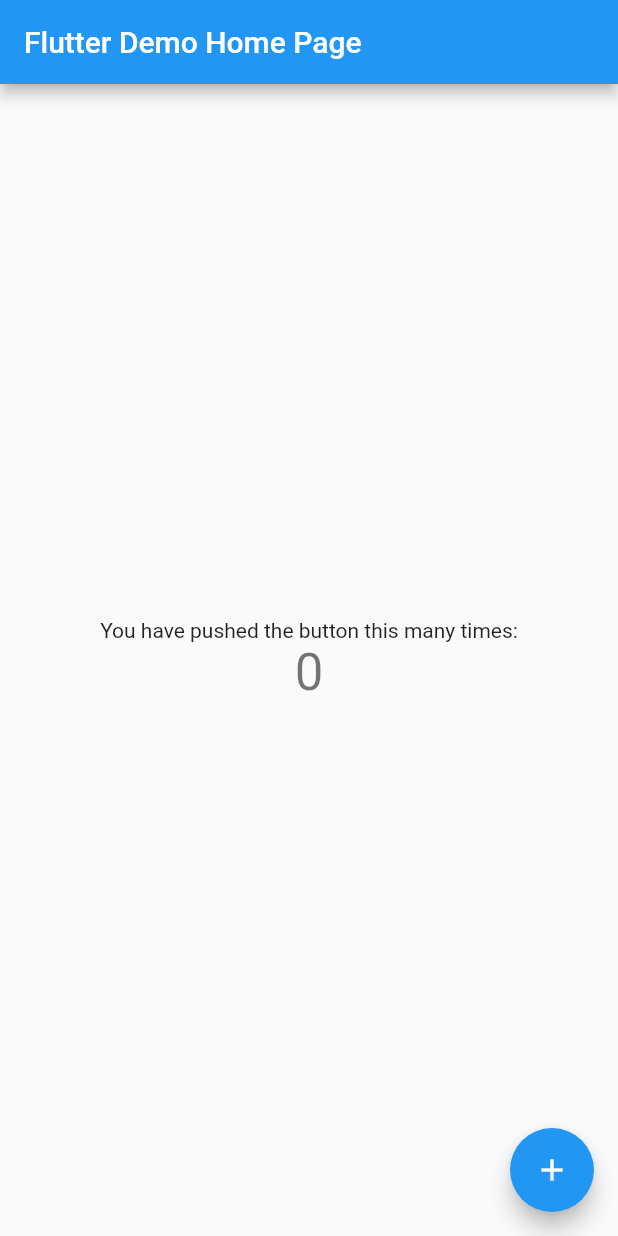
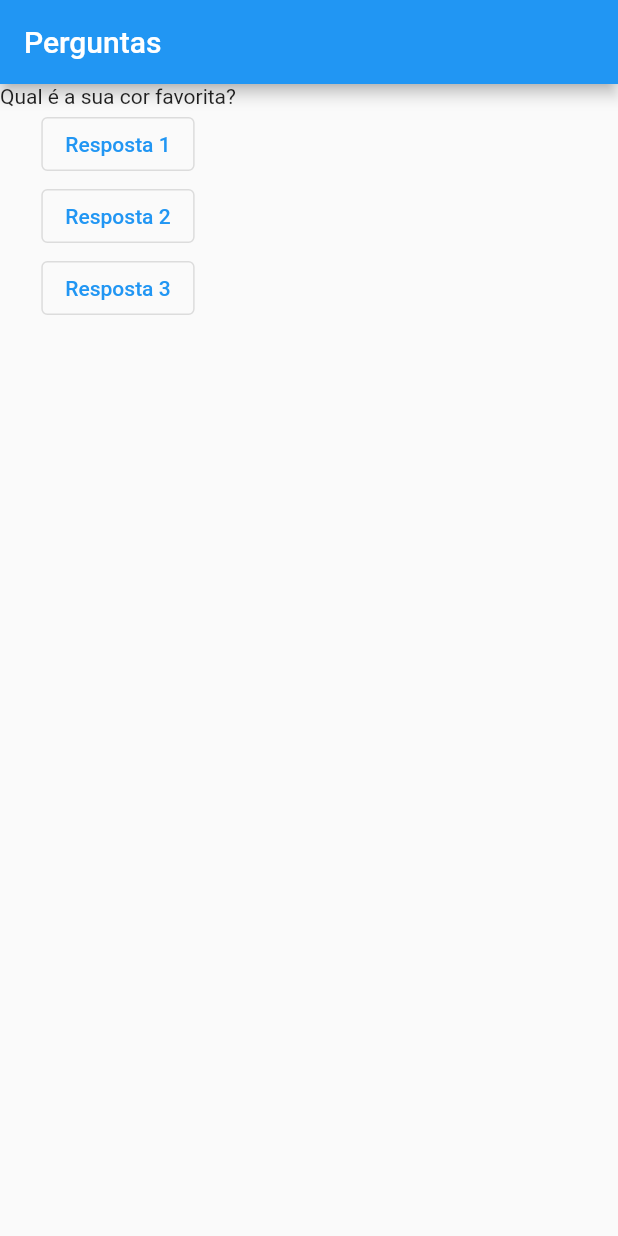
Before and after one commit to CaioAndreta/Flutter, a Flutter app: the screen it shows after launch, on a phone screen of 412 x 824 dp. Run offline on Flutter 3.47's test engine with Material 2 defaults, Android fonts, the phone set to English and light mode, and no system bars.

Commit message:
adição dos botões e perguntas e conversão da página para stateful

```diff
--- a/flutter_crud/lib/main.dart
+++ b/flutter_crud/lib/main.dart
@@ -1,115 +1,49 @@
 import 'package:flutter/material.dart';
 
-void main() {
-  runApp(const MyApp());
+main() {
+  runApp(PerguntaApp());
 }
 
-class MyApp extends StatelessWidget {
-  const MyApp({super.key});
+class PerguntaApp extends StatefulWidget {
+  PerguntaApp({super.key});
 
-  // This widget is the root of your application.
   @override
-  Widget build(BuildContext context) {
-    return MaterialApp(
-      title: 'Flutter Demo',
-      theme: ThemeData(
-        // This is the theme of your application.
-        //
-        // Try running your application with "flutter run". You'll see the
-        // application has a blue toolbar. Then, without quitting the app, try
-        // changing the primarySwatch below to Colors.green and then invoke
-        // "hot reload" (press "r" in the console where you ran "flutter run",
-        // or simply save your changes to "hot reload" in a Flutter IDE).
-        // Notice that the counter didn't reset back to zero; the application
-        // is not restarted.
-        primarySwatch: Colors.blue,
-      ),
-      home: const MyHomePage(title: 'Flutter Demo Home Page'),
-    );
-  }
+  State<PerguntaApp> createState() => _PerguntaAppState();
 }
 
-class MyHomePage extends StatefulWidget {
-  const MyHomePage({super.key, required this.title});
+class _PerguntaAppState extends State<PerguntaApp> {
+  var perguntaSelecionada = 0;
 
-  // This widget is the home page of your application. It is stateful, meaning
-  // that it has a State object (defined below) that contains fields that affect
-  // how it looks.
+  void responder() {
+    setState(() {
+    perguntaSelecionada++;
+    });
 
-  // This class is the configuration for the state. It holds the values (in this
-  // case the title) provided by the parent (in this case the App widget) and
-  // used by the build method of the State. Fields in a Widget subclass are
-  // always marked "final".
-
-  final String title;
-
-  @override
-  State<MyHomePage> createState() => _MyHomePageState();
-}
-
-class _MyHomePageState extends State<MyHomePage> {
-  int _counter = 0;
-
-  void _incrementCounter() {
-    setState(() {
-      // This call to setState tells the Flutter framework that something has
-      // changed in this State, which causes it to rerun the build method below
-      // so that the display can reflect the updated values. If we changed
-      // _counter without calling setState(), then the build method would not be
-      // called again, and so nothing would appear to happen.
-      _counter++;
-    });
+    print(perguntaSelecionada);
   }
 
   @override
   Widget build(BuildContext context) {
-    // This method is rerun every time setState is called, for instance as done
-    // by the _incrementCounter method above.
-    //
-    // The Flutter framework has been optimized to make rerunning build methods
-    // fast, so that you can just rebuild anything that needs updating rather
-    // than having to individually change instances of widgets.
-    return Scaffold(
-      appBar: AppBar(
-        // Here we take the value from the MyHomePage object that was created by
-        // the App.build method, and use it to set our appbar title.
-        title: Text(widget.title),
-      ),
-      body: Center(
-        // Center is a layout widget. It takes a single child and positions it
-        // in the middle of the parent.
-        child: Column(
-          // Column is also a layout widget. It takes a list of children and
-          // arranges them vertically. By default, it sizes itself to fit its
-          // children horizontally, and tries to be as tall as its parent.
-          //
-          // Invoke "debug painting" (press "p" in the console, choose the
-          // "Toggle Debug Paint" action from the Flutter Inspector in Android
-          // Studio, or the "Toggle Debug Paint" command in Visual Studio Code)
-          // to see the wireframe for each widget.
-          //
-          // Column has various properties to control how it sizes itself and
-          // how it positions its children. Here we use mainAxisAlignment to
-          // center the children vertically; the main axis here is the vertical
-          // axis because Columns are vertical (the cross axis would be
-          // horizontal).
-          mainAxisAlignment: MainAxisAlignment.center,
-          children: <Widget>[
-            const Text(
-              'You have pushed the button this many times:',
-            ),
-            Text(
-              '$_counter',
-              style: Theme.of(context).textTheme.headlineMedium,
-            ),
-          ],
-        ),
-      ),
-      floatingActionButton: FloatingActionButton(
-        onPressed: _incrementCounter,
-        tooltip: 'Increment',
-        child: const Icon(Icons.add),
-      ), // This trailing comma makes auto-formatting nicer for build methods.
+    final List<String> perguntas = [
+      'Qual é a sua cor favorita?',
+      'Qual é o seu animal favorito?'
+    ];
+    return MaterialApp(
+      home: Scaffold(
+          appBar: AppBar(
+            title: const Text('Perguntas'),
+          ),
+          body: Column(
+            children: [
+              Text(perguntas[perguntaSelecionada]),
+              OutlinedButton(
+                  onPressed: responder, child: const Text('Resposta 1')),
+              OutlinedButton(
+                  onPressed: responder, child: const Text('Resposta 2')),
+              OutlinedButton(
+                  onPressed: responder, child: const Text('Resposta 3')),
+            ],
+          )),
     );
   }
 }
```
Also changed, not shown: 1 other file.
